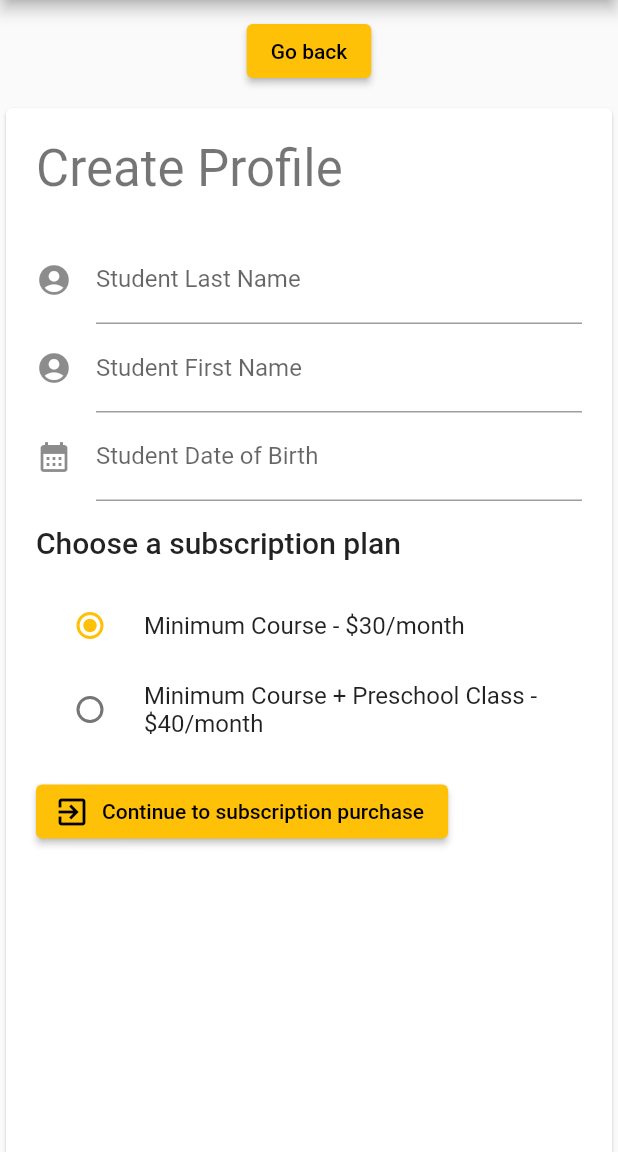
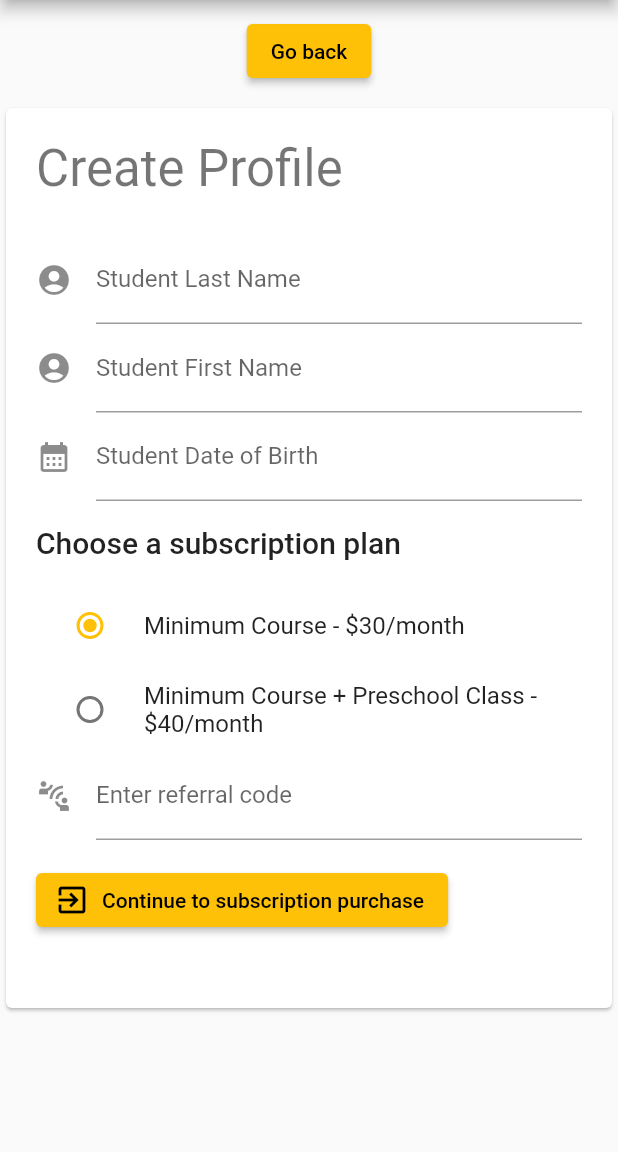
Before and after one commit to gmiao97/success_academy, a Flutter app: the ProfileCreate screen opened by its route, on a phone screen of 412 x 824 dp, the part 84-1236 px from its top. Run offline on Flutter 3.47's test engine with Material 2 defaults, Android fonts, the phone set to English and light mode, and no system bars; our stand-ins replace cloud_firestore, cloud_functions, firebase_auth, firebase_core, flutter_native_timezone, flutter_typeahead and 5 more; missing offline and left inert: dart:html, enum_to_string, flutterfire_ui; accounts and stored records are empty.

Commit message:
Add support for referral code for signup fee.

```diff
--- a/lib/l10n/intl_en.arb
+++ b/lib/l10n/intl_en.arb
@@ -16,6 +16,8 @@
   "firstNameValidation": "Please enter student's first name",
   "dateOfBirthLabel": "Student Date of Birth",
   "dateOfBirthValidation": "Please select student's date of birth",
+  "referralLabel": "Enter referral code",
+  "referralValidation": "Invalid referral code",
 
   "studentProfile": "Student Profile Information",
   "teacherProfile": "Teacher Profile Information",
--- a/lib/l10n/intl_ja.arb
+++ b/lib/l10n/intl_ja.arb
@@ -16,6 +16,8 @@
   "firstNameValidation": "生徒の名前を入力してください",
   "dateOfBirthLabel": "生徒生年月日",
   "dateOfBirthValidation": "生徒の生年月日を選択してください",
+  "referralLabel": "紹介コードを入力してください",
+  "referralValidation": "入力された紹介コードは無効です",
 
   "studentProfile": "生徒プロフィール",
   "teacherProfile": "講師プロフィール",
@@ -27,7 +29,7 @@
 
   "minimumCourse": "ミニマムコース・月＄３０",
   "minimumPreschoolCourse": "ミニマムコース＋未就学児クラス・月＄４０",
-  "pickPlan": "サブスクリプションのコースを選択",
+  "pickPlan": "サブスクリプションのコースを選択してください",
   "stripePurchase": "サブスクリプション購入へ",
 
   "timeZoneLabel": "時間帯",
--- a/lib/profile/profile_create.dart
+++ b/lib/profile/profile_create.dart
@@ -7,6 +7,7 @@ import 'package:success_academy/main.dart';
 import 'package:success_academy/profile/profile_model.dart';
 import 'package:success_academy/services/profile_service.dart'
     as profile_service;
+import 'package:success_academy/services/user_service.dart' as user_service;
 import 'package:success_academy/services/stripe_service.dart' as stripe_service;
 import 'package:success_academy/utils.dart' as utils;
 
@@ -49,7 +50,7 @@ class ProfileCreate extends StatelessWidget {
               Card(
                 child: Container(
                   width: 700,
-                  height: 700,
+                  height: 600,
                   padding: const EdgeInsets.all(20),
                   child: const _SignupForm(),
                 ),
@@ -72,6 +73,7 @@ class _SignupFormState extends State<_SignupForm> {
   final TextEditingController _dateOfBirthController = TextEditingController();
   final StudentProfileModel _profileModel = StudentProfileModel();
   SubscriptionPlan? _subscriptionPlan = SubscriptionPlan.minimum;
+  bool _isReferral = false;
   bool _stripeRedirectClicked = false;
 
   @override
@@ -170,6 +172,15 @@ class _SignupFormState extends State<_SignupForm> {
                 _subscriptionPlan = selectedSubscription;
               });
             },
+            setReferral: (code) async {
+              List<String> referralCodes =
+                  await user_service.getMyUserReferralCodes();
+              if (referralCodes.contains(code)) {
+                _isReferral = true;
+                return true;
+              }
+              return false;
+            },
             onStripeSubmitClicked: () async {
               if (_formKey.currentState!.validate()) {
                 setState(() {
@@ -181,6 +192,7 @@ class _SignupFormState extends State<_SignupForm> {
                   userId: account.firebaseUser!.uid,
                   profileId: profileDoc.id,
                   subscriptionPlan: _subscriptionPlan!,
+                  isReferral: _isReferral,
                 );
               }
             },
@@ -193,19 +205,45 @@ class _SignupFormState extends State<_SignupForm> {
 
 typedef _SubscriptionChangedCallback = Function(SubscriptionPlan?);
 
-class StripeSubscriptionCreate extends StatelessWidget {
+class StripeSubscriptionCreate extends StatefulWidget {
   const StripeSubscriptionCreate({
     Key? key,
     required this.subscriptionPlan,
     required this.stripeRedirectClicked,
+    required this.setReferral,
     required this.onSubscriptionChange,
     required this.onStripeSubmitClicked,
   }) : super(key: key);
 
   final SubscriptionPlan? subscriptionPlan;
   final bool stripeRedirectClicked;
+  final Function(String?) setReferral;
   final _SubscriptionChangedCallback onSubscriptionChange;
   final VoidCallback onStripeSubmitClicked;
+
+  @override
+  State<StripeSubscriptionCreate> createState() =>
+      _StripeSubscriptionCreateState();
+}
+
+class _StripeSubscriptionCreateState extends State<StripeSubscriptionCreate> {
+  FocusNode _focusNode = FocusNode();
+  String? _referralCode;
+  bool _showReferralError = false;
+
+  @override
+  void initState() {
+    super.initState();
+    _focusNode.addListener(() async {
+      if (!_focusNode.hasFocus) {
+        final isReferral = await widget.setReferral(_referralCode);
+        setState(() {
+          _showReferralError =
+              _referralCode != null && _referralCode!.isNotEmpty && !isReferral;
+        });
+      }
+    });
+  }
 
   @override
   Widget build(BuildContext context) {
@@ -224,25 +262,37 @@ class StripeSubscriptionCreate extends StatelessWidget {
             RadioListTile<SubscriptionPlan>(
               title: Text(S.of(context).minimumCourse),
               value: SubscriptionPlan.minimum,
-              groupValue: subscriptionPlan,
-              onChanged: onSubscriptionChange,
+              groupValue: widget.subscriptionPlan,
+              onChanged: widget.onSubscriptionChange,
             ),
             RadioListTile<SubscriptionPlan>(
               title: Text(S.of(context).minimumPreschoolCourse),
               value: SubscriptionPlan.minimumPreschool,
-              groupValue: subscriptionPlan,
-              onChanged: onSubscriptionChange,
+              groupValue: widget.subscriptionPlan,
+              onChanged: widget.onSubscriptionChange,
             )
           ],
         ),
+        TextFormField(
+          focusNode: _focusNode,
+          decoration: InputDecoration(
+            icon: const Icon(Icons.connect_without_contact),
+            labelText: S.of(context).referralLabel,
+            errorText:
+                _showReferralError ? S.of(context).referralValidation : null,
+          ),
+          onChanged: (value) {
+            _referralCode = value;
+          },
+        ),
         Padding(
           padding: const EdgeInsets.symmetric(vertical: 16.0),
-          child: stripeRedirectClicked
+          child: widget.stripeRedirectClicked
               ? const CircularProgressIndicator(value: null)
               : ElevatedButton.icon(
                   label: Text(S.of(context).stripePurchase),
                   icon: const Icon(Icons.exit_to_app),
-                  onPressed: onStripeSubmitClicked,
+                  onPressed: widget.onStripeSubmitClicked,
                 ),
         ),
       ],
--- a/lib/services/stripe_service.dart
+++ b/lib/services/stripe_service.dart
@@ -41,7 +41,8 @@ Future<List<QueryDocumentSnapshot>> _getAllPrices() async {
 Future<void> startStripeSubscriptionCheckoutSession(
     {required String userId,
     required String profileId,
-    required SubscriptionPlan subscriptionPlan}) async {
+    required SubscriptionPlan subscriptionPlan,
+    required isReferral}) async {
   String? selectedPriceId;
   final priceDocs = await _getAllPrices();
   for (final doc in priceDocs) {
@@ -66,6 +67,7 @@ Future<void> startStripeSubscriptionCheckoutSession(
       'cancel_url': html.window.location.origin,
       'metadata': {
         'profile_id': profileId,
+        'is_referral': isReferral,
       },
     },
   );
--- a/lib/services/user_service.dart
+++ b/lib/services/user_service.dart
@@ -35,3 +35,8 @@ Future<void> updateMyUser({required String userId, String? timeZone}) {
   }
   return _myUserModelRef.doc(userId).update(json);
 }
+
+Future<List<String>> getMyUserReferralCodes() async {
+  final myUsers = await _myUserModelRef.get();
+  return myUsers.docs.map((doc) => doc.get('referral_code') as String).toList();
+}
```
Also changed, not shown: lib/profile/profile_home.dart (+45 -27 lines), lib/generated/intl/messages_en.dart, lib/generated/intl/messages_ja.dart, lib/generated/l10n.dart.
